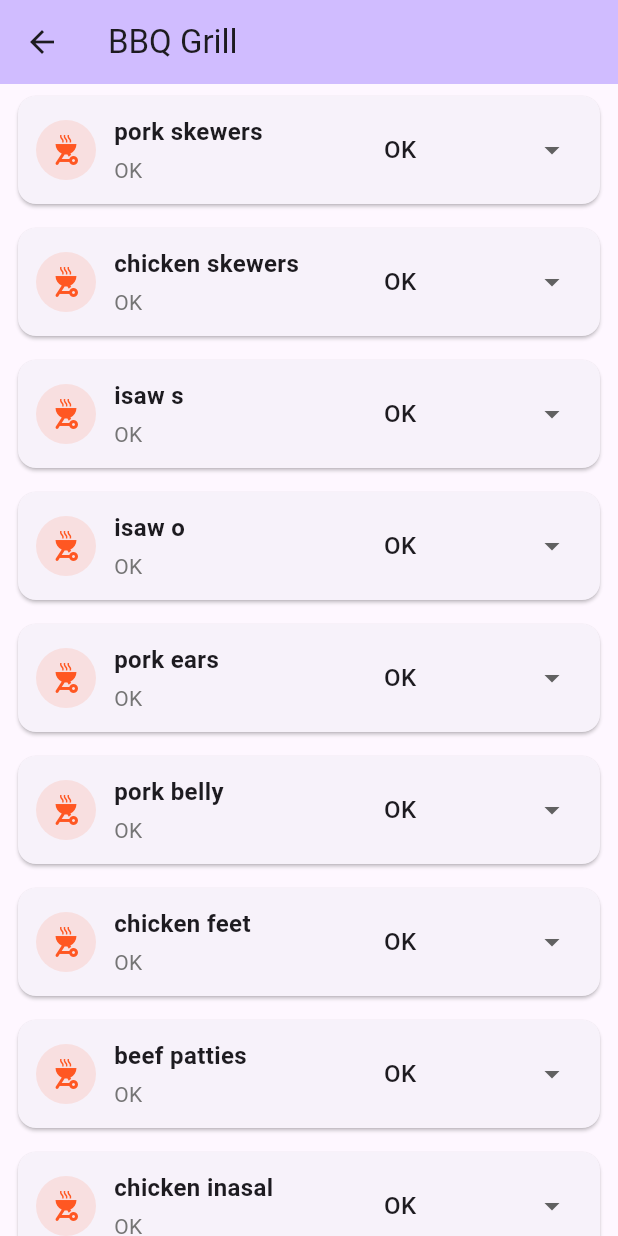
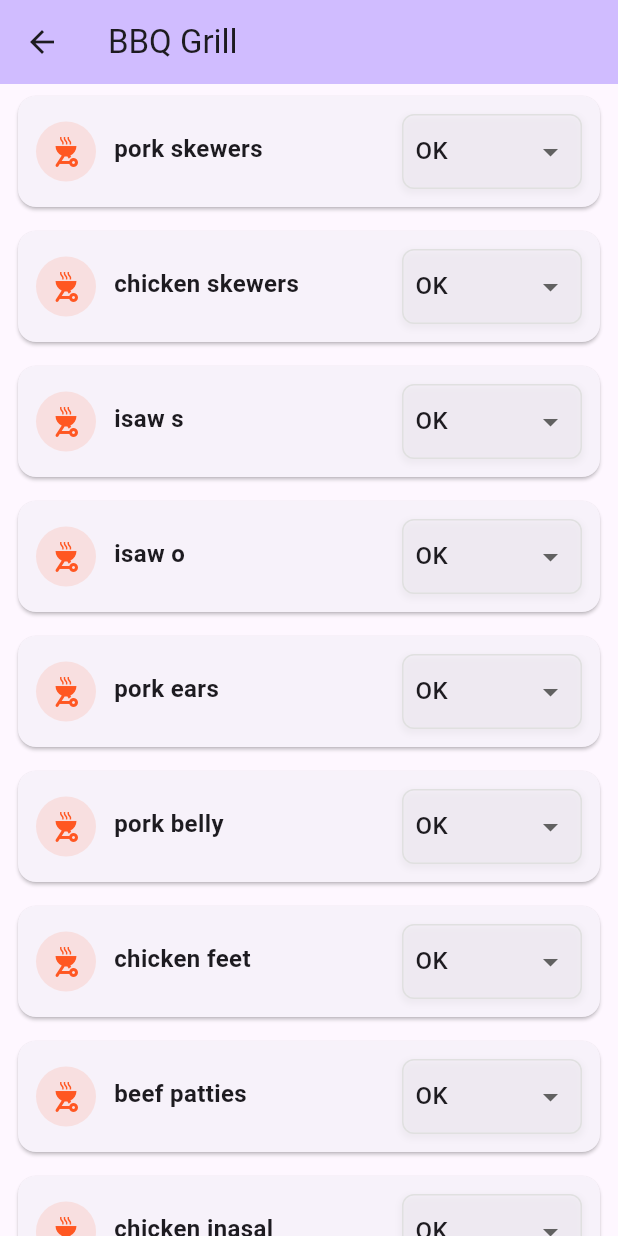
Before and after one commit to Roianme/stock-count-app, a Flutter app: the screen it shows after launch, after a tap on the "view list" icon, after a tap on "BBQ Grill", on a phone screen of 412 x 824 dp. Run offline on Flutter 3.47's test engine with Material 3 defaults, Android fonts, the phone set to English and light mode, and no system bars.

Commit message:
Refactor item status dropdown in category view
Removed the separate item_status_dropdown widget and integrated the dropdown directly into category_view.dart. Updated dropdown styling and adjusted width for improved UI consistency.

```diff
--- a/stock_count_app/lib/view/category_view.dart
+++ b/stock_count_app/lib/view/category_view.dart
@@ -74,17 +74,25 @@ class _CategoryViewState extends State<CategoryView> {
                                     ),
                                   ),
                                   const SizedBox(height: 4),
-                                  Text(
-                                    item.status.displayName,
-                                    style: TextStyle(color: Colors.grey[600]),
-                                  ),
                                 ],
                               ),
                             ),
                             Container(
-                              width: 140,
+                              width: 120,
                               padding: const EdgeInsets.symmetric(
                                 horizontal: 8,
+                              ),
+                              decoration: BoxDecoration(
+                                border: Border.all(color: Colors.grey.shade300),
+                                borderRadius: BorderRadius.circular(8),
+                                boxShadow: [
+                                  BoxShadow(
+                                    color: Colors.grey.withOpacity(0.1),
+                                    spreadRadius: 1,
+                                    blurRadius: 3,
+                                    offset: const Offset(0, 2),
+                                  ),
+                                ],
                               ),
                               child: DropdownButtonHideUnderline(
                                 child: DropdownButton<ItemStatus>(
```
Also changed, not shown: stock_count_app/lib/widget/item_status_dropdown.dart (deleted, +0 -30 lines).
